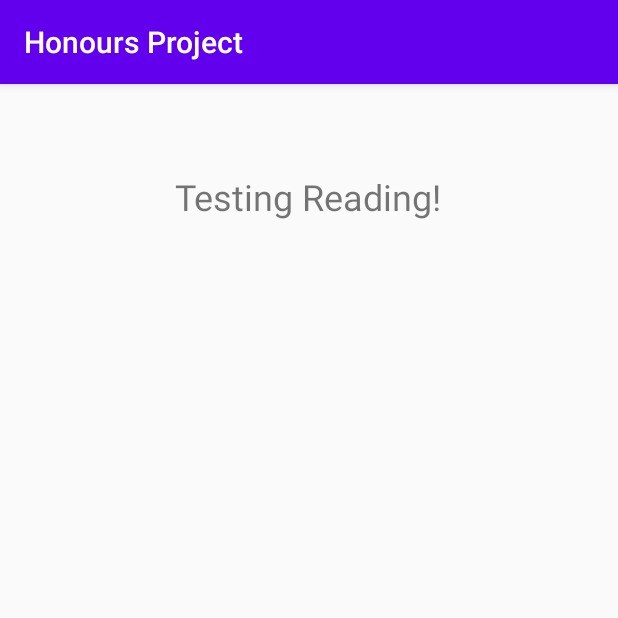
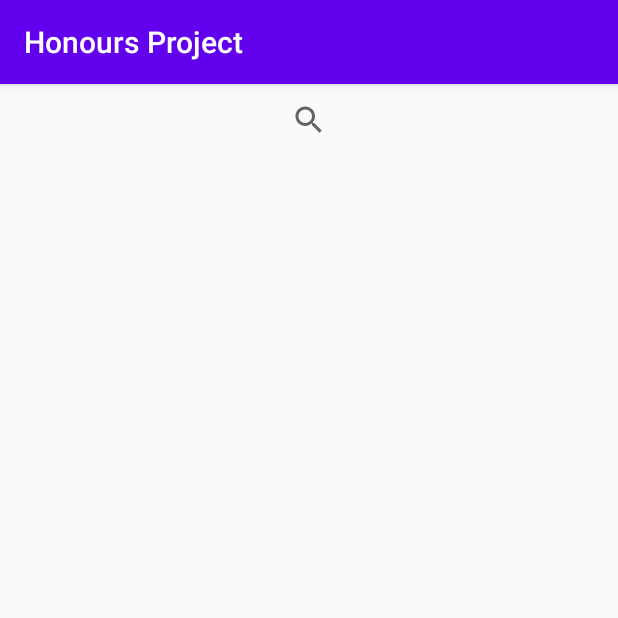
Before and after one commit to 1808097/Honours-Project-1808097, an Android app: the screen it shows after launch (MainActivity), on a phone screen of 412 x 824 dp, the top half of it. Run offline under Robolectric (Android 15) with nearby library versions, the phone set to English and light mode, and no system bars.

Commit message:
Adding search bar
Testing search bar

```diff
--- a/app/src/main/java/com/example/honoursproject/MainActivity.java
+++ b/app/src/main/java/com/example/honoursproject/MainActivity.java
@@ -6,40 +6,39 @@ import android.graphics.Bitmap;
 import android.graphics.BitmapFactory;
 import android.os.Bundle;
 import android.widget.ImageView;
+import android.widget.SearchView;
+import android.widget.TextView;
+
 import java.io.InputStream;
 import java.net.URL;
 
-public class MainActivity extends AppCompatActivity {
+public class MainActivity extends AppCompatActivity implements SearchView.OnQueryTextListener{
 
-    private ImageView iv;
-    private Bitmap bitmap;
+    private TextView tv_change;
+    private TextView tv_submit;
+    private SearchView sv_search;
 
     @Override
     protected void onCreate(Bundle savedInstanceState) {
         super.onCreate(savedInstanceState);
         setContentView(R.layout.activity_main);
 
-        iv = (ImageView)findViewById(R.id.iv_manga_test);
+        tv_change = (TextView)findViewById(R.id.tv_change);
+        tv_submit = (TextView)findViewById(R.id.tv_submit);
+        sv_search = (SearchView)findViewById(R.id.sv_search);
 
-        Thread thread = new Thread(new Runnable() {
-            @Override
-            public void run() {
-                try  {
-                    bitmap = BitmapFactory.decodeStream((InputStream)new URL("https://uploads.mangadex.org/data/0ef5fef468663e9aefacc5e3611e8915/d1-9e2d4dc4bc972d1bd3951ece3a24a3ae0afb0c54e253a0ffda875073f3428063.jpg").getContent());
-                } catch (Exception e) {
-                    e.printStackTrace();
-                }
-            }
-        });
-        thread.start();
-        try{
-            thread.join();
-        }
-        catch(Exception e){
+        sv_search.setOnQueryTextListener(this);
+    }
 
-        }
-        iv.setImageBitmap(bitmap);
+    @Override
+    public boolean onQueryTextChange(String newText) {
+        tv_change.setText(newText);
+        return true;
+    }
 
-
+    @Override
+    public boolean onQueryTextSubmit(String query){
+        tv_submit.setText(query);
+        return true;
     }
 }
--- a/app/src/main/res/layout/activity_main.xml
+++ b/app/src/main/res/layout/activity_main.xml
@@ -6,29 +6,29 @@
     android:layout_height="match_parent"
     tools:context=".MainActivity">
 
-    <TextView
-        android:id="@+id/tv_reading_test"
+    <SearchView
+        android:id="@+id/sv_search"
         android:layout_width="wrap_content"
         android:layout_height="wrap_content"
-        android:text="@string/tv_read_test"
-        android:textSize="24sp"
-        app:layout_constraintBottom_toBottomOf="parent"
-        app:layout_constraintHorizontal_bias="0.498"
-        app:layout_constraintLeft_toLeftOf="parent"
-        app:layout_constraintRight_toRightOf="parent"
-        app:layout_constraintTop_toTopOf="parent"
-        app:layout_constraintVertical_bias="0.07999998" />
+        app:layout_constraintEnd_toEndOf="parent"
+        app:layout_constraintStart_toStartOf="parent"
+        app:layout_constraintTop_toTopOf="parent" />
 
-    <ImageView
-        android:id="@+id/iv_manga_test"
-        android:layout_width="411dp"
-        android:layout_height="349dp"
-        android:layout_marginTop="8dp"
-        app:layout_constraintBottom_toBottomOf="parent"
+    <TextView
+        android:id="@+id/tv_change"
+        android:layout_width="wrap_content"
+        android:layout_height="wrap_content"
+        android:layout_marginTop="16dp"
         app:layout_constraintEnd_toEndOf="parent"
-        app:layout_constraintHorizontal_bias="0.0"
         app:layout_constraintStart_toStartOf="parent"
-        app:layout_constraintTop_toBottomOf="@+id/tv_reading_test"
-        app:layout_constraintVertical_bias="0.65999997" />
+        app:layout_constraintTop_toBottomOf="@+id/sv_search" />
 
+    <TextView
+        android:id="@+id/tv_submit"
+        android:layout_width="wrap_content"
+        android:layout_height="wrap_content"
+        android:layout_marginTop="16dp"
+        app:layout_constraintEnd_toEndOf="parent"
+        app:layout_constraintStart_toStartOf="parent"
+        app:layout_constraintTop_toBottomOf="@+id/tv_change" />
 </androidx.constraintlayout.widget.ConstraintLayout>
--- a/app/src/main/res/values/strings.xml
+++ b/app/src/main/res/values/strings.xml
@@ -6,4 +6,7 @@
 
     <!--Main Activity Values-->
     <string name="tv_read_test">Testing Reading!</string>
+
+    <!--Reading Activity Values-->
+    <string name="tv_test_value">Reading Test!</string>
 </resources>
```
Also changed, not shown: app/src/main/AndroidManifest.xml (+4 -4 lines), app/src/main/java/com/example/honoursproject/ReadingActivity.java (+31 -0 lines), app/src/main/res/layout/activity_reading.xml (+22 -1 lines).
